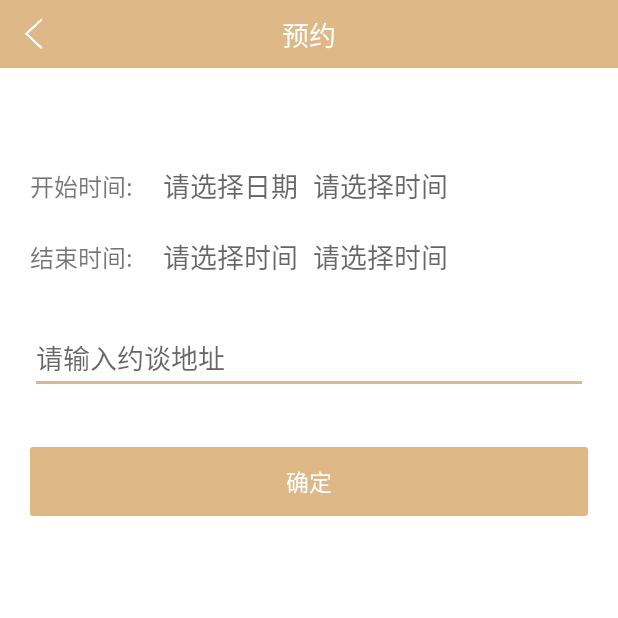
After one commit to KarenKaKa/StudentHelp, an Android app: the OrderActivity screen opened directly, with no data from a screen before it, on a phone screen of 412 x 824 dp, the top half of it. The commit adds this screen. Run offline under Robolectric (Android 15) with nearby library versions, the phone set to English and light mode, and no system bars; our stand-ins replace RxJava, data binding.

Commit message:
预约页面完成

```diff
--- a/app/src/main/AndroidManifest.xml
+++ b/app/src/main/AndroidManifest.xml
@@ -16,7 +16,8 @@
         android:networkSecurityConfig="@xml/network_security_config"
         android:supportsRtl="true"
         android:theme="@style/Theme.StudentHelp">
-        <activity android:name=".module.userinfo.EditUserInfoActivity"></activity>
+        <activity android:name=".module.teachers.OrderActivity"></activity>
+        <activity android:name=".module.userinfo.EditUserInfoActivity" />
         <activity
             android:name=".module.teacher.PublishActivity"
             android:configChanges="orientation|screenSize"
@@ -55,7 +56,7 @@
             android:configChanges="orientation|screenSize"
             android:launchMode="singleTask"
             android:screenOrientation="portrait"
-            android:windowSoftInputMode="stateAlwaysHidden|adjustPan"></activity>
+            android:windowSoftInputMode="stateAlwaysHidden|adjustPan" />
         <activity
             android:name=".module.teachers.TeachersActivity"
             android:configChanges="orientation|screenSize"
--- a/app/src/main/java/com/consultation/studenthelp/module/main/home/HomeFragment.java
+++ b/app/src/main/java/com/consultation/studenthelp/module/main/home/HomeFragment.java
@@ -48,7 +48,7 @@ public class HomeFragment extends BaseFragment<HomePresenter> implements HomeVie
         binding = DataBindingUtil.bind(view);
         binding.setLifecycleOwner(this);
 
-        binding.tvConsults.setOnClickListener(this);
+        binding.setOnClickListener(this);
     }
 
     @Override
@@ -90,6 +90,10 @@ public class HomeFragment extends BaseFragment<HomePresenter> implements HomeVie
         int id = view.getId();
         if (id == R.id.tvConsults) {
             startActivity(new Intent(getActivity(), TeachersActivity.class));
+        } else if (id == R.id.tvDate) {
+            Intent intent = new Intent(getActivity(), TeachersActivity.class);
+            intent.putExtra("fromOrder", true);
+            startActivity(intent);
         }
     }
 
--- a/app/src/main/java/com/consultation/studenthelp/module/main/home/HomeTeacherAdapter.java
+++ b/app/src/main/java/com/consultation/studenthelp/module/main/home/HomeTeacherAdapter.java
@@ -34,8 +34,8 @@ public class HomeTeacherAdapter extends RecyclerView.Adapter<HomeTeacherAdapter.
     @Override
     public void onBindViewHolder(@NonNull HomeTeacherViewHolder holder, int position) {
         AVUser bean = list.get(position);
-        String skills = bean.getString(UserInfo.USER_SKILLS);
-        holder.name.setText(bean.getString(UserInfo.USER_NAME) + "\n" + bean.getString(UserInfo.USER_SKILLS));
+        holder.name.setText(bean.getString(UserInfo.USER_NAME));
+        holder.skills.setText(bean.getString(UserInfo.USER_SKILLS));
     }
 
     @Override
@@ -45,10 +45,12 @@ public class HomeTeacherAdapter extends RecyclerView.Adapter<HomeTeacherAdapter.
 
     public static class HomeTeacherViewHolder extends RecyclerView.ViewHolder {
         private TextView name;
+        private TextView skills;
 
         public HomeTeacherViewHolder(@NonNull View itemView) {
             super(itemView);
             name = itemView.findViewById(R.id.name);
+            skills = itemView.findViewById(R.id.skills);
         }
     }
 }
--- /dev/null
+++ b/app/src/main/java/com/consultation/studenthelp/module/teachers/OrderActivity.java
@@ -0,0 +1,142 @@
+package com.consultation.studenthelp.module.teachers;
+
+import android.app.DatePickerDialog;
+import android.app.TimePickerDialog;
+import android.os.Bundle;
+import android.view.View;
+import android.widget.DatePicker;
+import android.widget.TimePicker;
+
+import androidx.databinding.DataBindingUtil;
+
+import com.consultation.studenthelp.R;
+import com.consultation.studenthelp.base.BaseActivity;
+import com.consultation.studenthelp.base.BasePresenter;
+import com.consultation.studenthelp.databinding.ActivityOrderBinding;
+import com.consultation.studenthelp.net.vo.OrderInfo;
+import com.consultation.studenthelp.net.vo.UserInfo;
+
+import java.util.Calendar;
+
+import cn.leancloud.AVObject;
+import cn.leancloud.AVUser;
+import io.reactivex.Observer;
+import io.reactivex.disposables.Disposable;
+
+/**
+ * 预约
+ */
+public class OrderActivity extends BaseActivity implements View.OnClickListener {
+    private ActivityOrderBinding binding;
+    private String teacherId;
+    private String name;
+    private Calendar myCalendar;
+
+    @Override
+    protected void onCreate(Bundle savedInstanceState) {
+        super.onCreate(savedInstanceState);
+        binding = DataBindingUtil.setContentView(this, R.layout.activity_order);
+        binding.setLifecycleOwner(this);
+        binding.setOnClickListener(this);
+
+        teacherId = getIntent().getStringExtra(UserInfo.OBJECT_ID);
+        name = getIntent().getStringExtra(UserInfo.USER_NAME);
+
+        binding.teacherName.setText(name);
+
+        myCalendar = Calendar.getInstance();
+
+    }
+
+    @Override
+    protected BasePresenter createPresenter() {
+        return null;
+    }
+
+    @Override
+    public void onClick(View view) {
+        int id = view.getId();
+        if (id == R.id.ivBack) {
+            onBackPressed();
+        } else if (id == R.id.start) {
+            orderDate(true);
+        } else if (id == R.id.startTime) {
+            orderTime(true);
+        } else if (id == R.id.end) {
+            orderDate(false);
+        } else if (id == R.id.endTime) {
+            orderTime(false);
+        } else if (id == R.id.btnSubmit) {
+            AVObject order = new AVObject(OrderInfo.TABLE_NAME);
+            order.put(OrderInfo.ORDER_TEACHER_ID, teacherId);
+            order.put(OrderInfo.ORDER_TEACHER_NAME, name);
+            order.put(OrderInfo.ORDER_STUDENT_ID, AVUser.currentUser().getObjectId());
+            order.put(OrderInfo.ORDER_STUDENT_NAME, AVUser.currentUser().getUsername());
+            order.put(OrderInfo.ORDER_START_TIME, binding.start.getText().toString() + binding.startTime.getText().toString());
+            order.put(OrderInfo.ORDER_END_TIME, binding.end.getText().toString() + binding.endTime.getText().toString());
+            order.put(OrderInfo.ORDER_ADDRESS, binding.etInput.getText().toString());
+            order.saveInBackground().subscribe(new Observer<AVObject>() {
+                public void onSubscribe(Disposable disposable) {
+                }
+
+                public void onNext(AVObject todo) {
+                    toast("预约成功");
+                    finish();
+                }
+
+                public void onError(Throwable throwable) {
+                    toast("预约失败：" + throwable.getMessage());
+                }
+
+                public void onComplete() {
+                }
+            });
+        }
+    }
+
+    private int startD = 0;
+    private int endD = 0;
+    private int startT = 0;
+    private int endT = 0;
+
+    private void orderDate(boolean start) {
+        new DatePickerDialog(this, DatePickerDialog.THEME_HOLO_LIGHT, new DatePickerDialog.OnDateSetListener() {
+            @Override
+            public void onDateSet(DatePicker datePicker, int year, int monthOfYear, int dayOfMonth) {
+                if (start) {
+                    startD = year + monthOfYear + dayOfMonth;
+                    binding.start.setText(year + "-" + (monthOfYear + 1) + "-" + dayOfMonth);
+                } else {
+                    endD = year + monthOfYear + dayOfMonth;
+                    if (endD < startD) {
+                        toast("结束日期不能早于开始日期");
+                        return;
+                    } else {
+                        binding.end.setText(year + "-" + (monthOfYear + 1) + "-" + dayOfMonth);
+                    }
+                }
+            }
+        }, myCalendar.get(Calendar.YEAR), myCalendar.get(Calendar.MONTH), myCalendar.get(Calendar.DAY_OF_MONTH)).show();
+    }
+
+    private void orderTime(boolean start) {
+        new TimePickerDialog(this, TimePickerDialog.THEME_HOLO_LIGHT, new TimePickerDialog.OnTimeSetListener() {
+            @Override
+            public void onTimeSet(TimePicker timePicker, int h, int m) {
+                if (start) {
+                    startT = h;
+                    binding.startTime.setText(" " + h + ":" + m);
+                } else {
+                    endT = h;
+                    //TODO 时间判断需更精确
+                    if (startD == endD && endT - startT < 1) {
+                        toast("结束时间不能早于开始时间");
+                        return;
+                    } else {
+                        binding.endTime.setText(" " + h + ":" + m);
+                    }
+                }
+            }
+        }, myCalendar.get(Calendar.HOUR_OF_DAY), myCalendar.get(Calendar.MINUTE), true).show();
+    }
+}
--- a/app/src/main/java/com/consultation/studenthelp/module/teachers/TeachersActivity.java
+++ b/app/src/main/java/com/consultation/studenthelp/module/teachers/TeachersActivity.java
@@ -21,7 +21,7 @@ import cn.leancloud.AVUser;
 public class TeachersActivity extends BaseActivity<TeachersPresenter> implements TeachersView {
     private ActivityTeachersBinding binding;
     private TeachersAdapter adapter;
-    private List<AVObject> teachers = new ArrayList<>();
+    private List<AVUser> teachers = new ArrayList<>();
 
     @Override
     protected void onCreate(Bundle savedInstanceState) {
@@ -49,7 +49,7 @@ public class TeachersActivity extends BaseActivity<TeachersPresenter> implements
     @Override
     public void setData(List<AVUser> students, List<AVObject> labels) {
         teachers.addAll(students);
-        adapter.refreshLabels(labels);
+        adapter.refreshLabels(labels, getIntent().getBooleanExtra("fromOrder", false));
         adapter.notifyDataSetChanged();
     }
 }
--- /dev/null
+++ b/app/src/main/res/layout/activity_order.xml
@@ -0,0 +1,165 @@
+<?xml version="1.0" encoding="utf-8"?>
+<layout>
+
+    <data>
+
+        <variable
+            name="onClickListener"
+            type="android.view.View.OnClickListener" />
+    </data>
+
+    <androidx.constraintlayout.widget.ConstraintLayout xmlns:android="http://schemas.android.com/apk/res/android"
+        xmlns:app="http://schemas.android.com/apk/res-auto"
+        xmlns:tools="http://schemas.android.com/tools"
+        android:layout_width="match_parent"
+        android:layout_height="match_parent"
+        tools:context=".module.login.LoginActivity">
+
+        <androidx.constraintlayout.widget.ConstraintLayout
+            android:id="@+id/clTop"
+            android:layout_width="match_parent"
+            android:layout_height="wrap_content"
+            android:background="@color/pink"
+            app:layout_constraintTop_toTopOf="parent">
+
+            <ImageView
+                android:id="@+id/ivBack"
+                android:layout_width="45dp"
+                android:layout_height="45dp"
+                android:onClick="@{onClickListener}"
+                android:scaleType="centerInside"
+                android:src="@drawable/icon_back_white"
+                app:layout_constraintLeft_toLeftOf="parent"
+                app:layout_constraintTop_toTopOf="parent" />
+
+            <TextView
+                android:id="@+id/tvTitle"
+                android:layout_width="wrap_content"
+                android:layout_height="wrap_content"
+                android:text="预约"
+                android:textColor="@color/white"
+                android:textSize="18sp"
+                app:layout_constraintBottom_toBottomOf="@+id/ivBack"
+                app:layout_constraintLeft_toLeftOf="parent"
+                app:layout_constraintRight_toRightOf="parent"
+                app:layout_constraintTop_toTopOf="@+id/ivBack" />
+        </androidx.constraintlayout.widget.ConstraintLayout>
+
+        <TextView
+            android:id="@+id/teacherTitle"
+            android:layout_width="wrap_content"
+            android:layout_height="wrap_content"
+            android:layout_margin="20dp"
+            android:text="预约老师:"
+            android:textSize="16sp"
+            app:layout_constraintBottom_toBottomOf="@+id/teacherName"
+            app:layout_constraintLeft_toLeftOf="parent"
+            app:layout_constraintTop_toTopOf="@+id/teacherName" />
+
+        <TextView
+            android:id="@+id/teacherName"
+            android:layout_width="wrap_content"
+            android:layout_height="wrap_content"
+            android:layout_margin="20dp"
+            android:text="张老师"
+            android:textColor="@color/black"
+            android:textSize="18sp"
+            app:layout_constraintLeft_toRightOf="@+id/teacherTitle"
+            app:layout_constraintTop_toBottomOf="@+id/clTop" />
+
+        <TextView
+            android:id="@+id/startTitle"
+            android:layout_width="wrap_content"
+            android:layout_height="wrap_content"
+            android:text="开始时间:"
+            android:textSize="16sp"
+            app:layout_constraintBottom_toBottomOf="@+id/start"
+            app:layout_constraintLeft_toLeftOf="@+id/teacherTitle"
+            app:layout_constraintTop_toTopOf="@+id/start" />
+
+        <TextView
+            android:id="@+id/start"
+            android:layout_width="wrap_content"
+            android:layout_height="wrap_content"
+            android:layout_marginTop="20dp"
+            android:hint="请选择日期"
+            android:onClick="@{onClickListener}"
+            android:textColor="@color/black"
+            android:textSize="18sp"
+            app:layout_constraintLeft_toLeftOf="@+id/teacherName"
+            app:layout_constraintTop_toBottomOf="@+id/teacherName" />
+
+        <TextView
+            android:id="@+id/startTime"
+            android:layout_width="wrap_content"
+            android:layout_height="wrap_content"
+            android:layout_marginLeft="10dp"
+            android:hint="请选择时间"
+            android:onClick="@{onClickListener}"
+            android:textColor="@color/black"
+            android:textSize="18sp"
+            app:layout_constraintLeft_toRightOf="@+id/start"
+            app:layout_constraintTop_toTopOf="@+id/start" />
+
+        <TextView
+            android:id="@+id/endTitle"
+            android:layout_width="wrap_content"
+            android:layout_height="wrap_content"
+            android:text="结束时间:"
+            android:textSize="16sp"
+            app:layout_constraintBottom_toBottomOf="@+id/end"
+            app:layout_constraintLeft_toLeftOf="@+id/teacherTitle"
+            app:layout_constraintTop_toTopOf="@+id/end" />
+
+        <TextView
+            android:id="@+id/end"
+            android:layout_width="wrap_content"
+            android:layout_height="wrap_content"
+            android:layout_marginTop="20dp"
+            android:hint="请选择时间"
+            android:onClick="@{onClickListener}"
+            android:textColor="@color/black"
+            android:textSize="18sp"
+            app:layout_constraintLeft_toLeftOf="@+id/teacherName"
+            app:layout_constraintTop_toBottomOf="@+id/start" />
+
+        <TextView
+            android:id="@+id/endTime"
+            android:layout_width="wrap_content"
+            android:layout_height="wrap_content"
+            android:layout_marginLeft="10dp"
+            android:hint="请选择时间"
+            android:onClick="@{onClickListener}"
+            android:textColor="@color/black"
+            android:textSize="18sp"
+            app:layout_constraintLeft_toRightOf="@+id/end"
+            app:layout_constraintTop_toTopOf="@+id/end" />
+
+        <EditText
+            android:id="@+id/etInput"
+            android:layout_width="match_parent"
+            android:layout_height="wrap_content"
+            android:layout_marginHorizontal="20dp"
+            android:layout_marginTop="30dp"
+            android:layout_marginRight="30dp"
+            android:hint="请输入约谈地址"
+            android:imeOptions="actionDone"
+            app:layout_constraintTop_toBottomOf="@+id/end" />
+
+        <TextView
+            android:id="@+id/btnSubmit"
+            android:layout_width="match_parent"
+            android:layout_height="wrap_content"
+            android:layout_marginHorizontal="20dp"
+            android:layout_marginTop="35dp"
+            android:background="@drawable/shape_solid_f6729f_2"
+            android:gravity="center"
+            android:onClick="@{onClickListener}"
+            android:paddingVertical="11dp"
+            android:text="确定"
+            android:textColor="#fff"
+            android:textSize="15sp"
+            app:layout_constraintTop_toBottomOf="@+id/etInput" />
+
+    </androidx.constraintlayout.widget.ConstraintLayout>
+</layout>
```
Also changed, not shown: app/src/main/java/com/consultation/studenthelp/module/teachers/TeachersAdapter.java (+16 -10 lines), app/src/main/java/com/consultation/studenthelp/net/vo/OrderInfo.java (added, +15 -0 lines), app/src/main/res/layout/fragment_home.xml (+9 -0 lines), app/src/main/res/layout/item_home_teacher.xml (+17 -2 lines).
